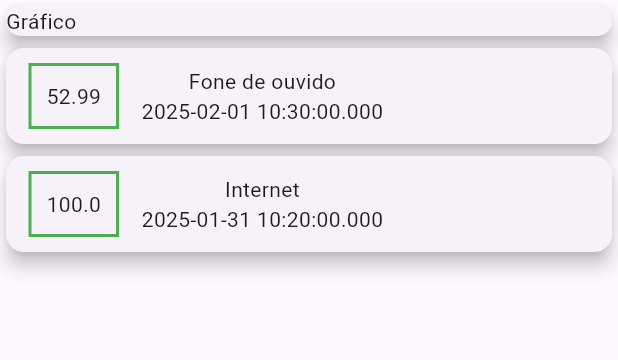
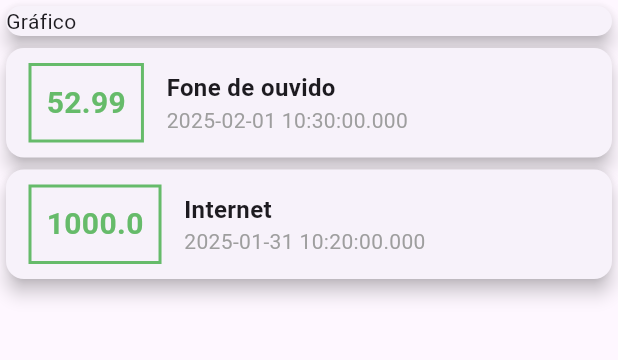
Before and after one commit to mateusalmeiida/despesas-pessoais-flutter, a Flutter app: the screen it shows after launch, on a phone screen of 412 x 824 dp, the part 84-444 px from its top. Run offline on Flutter 3.47's test engine with Material 3 defaults, Android fonts, the light colour scheme and no system bars.

Commit message:
Adição de estilo aos textos de título e data das transações

```diff
--- a/lib/main.dart
+++ b/lib/main.dart
@@ -23,7 +23,7 @@ class MyHomePage extends StatelessWidget {
     Transaction(
         id: 't2',
         title: 'Internet',
-        value: 100,
+        value: 1000,
         date: DateTime(2025, 1, 31, 10, 20)),
   ];
 
@@ -56,12 +56,30 @@ class MyHomePage extends StatelessWidget {
                         margin:
                             EdgeInsets.symmetric(horizontal: 15, vertical: 10),
                         decoration: BoxDecoration(
-                            border: Border.all(color: Colors.green, width: 2)),
+                            border: Border.all(
+                                color: Colors.green[400]!, width: 2)),
                         padding: EdgeInsets.all(10),
-                        child: Text(tr.value.toString()),
+                        child: Text(
+                          tr.value.toString(),
+                          style: TextStyle(
+                              fontSize: 20,
+                              fontWeight: FontWeight.bold,
+                              color: Colors.green[400]),
+                        ),
                       ),
                       Column(
-                        children: [Text(tr.title), Text(tr.date.toString())],
+                        crossAxisAlignment: CrossAxisAlignment.start,
+                        children: [
+                          Text(
+                            tr.title,
+                            style: TextStyle(
+                                fontWeight: FontWeight.bold, fontSize: 16),
+                          ),
+                          Text(
+                            tr.date.toString(),
+                            style: TextStyle(color: Colors.grey),
+                          )
+                        ],
                       )
                     ],
                   ),
```
